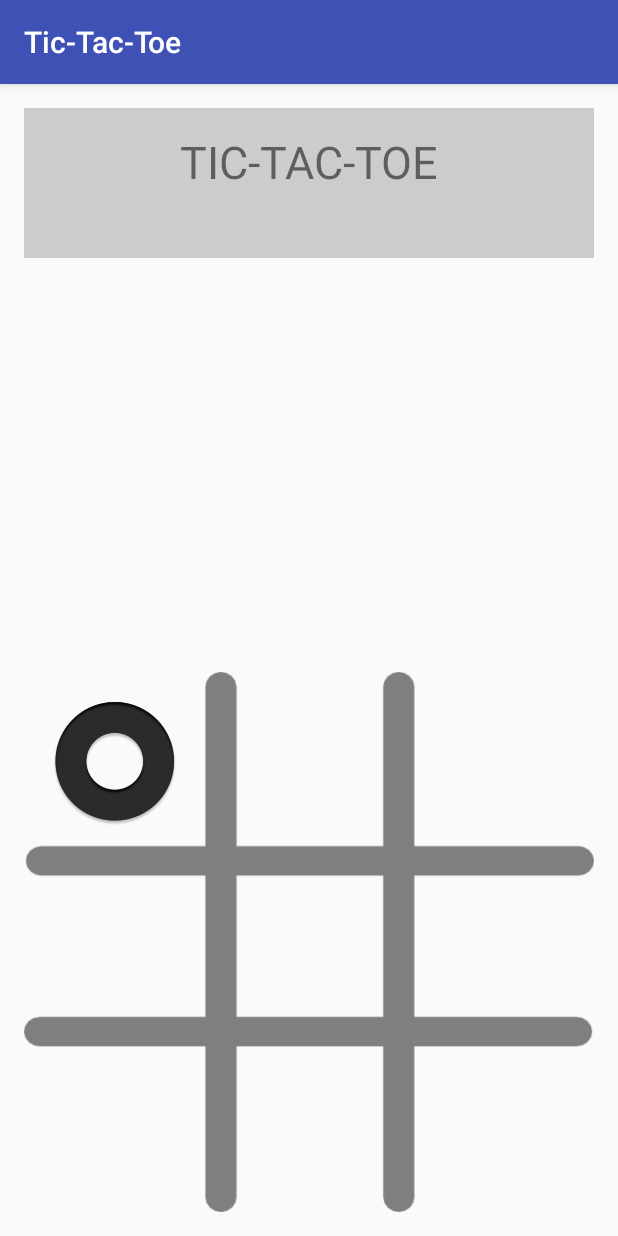
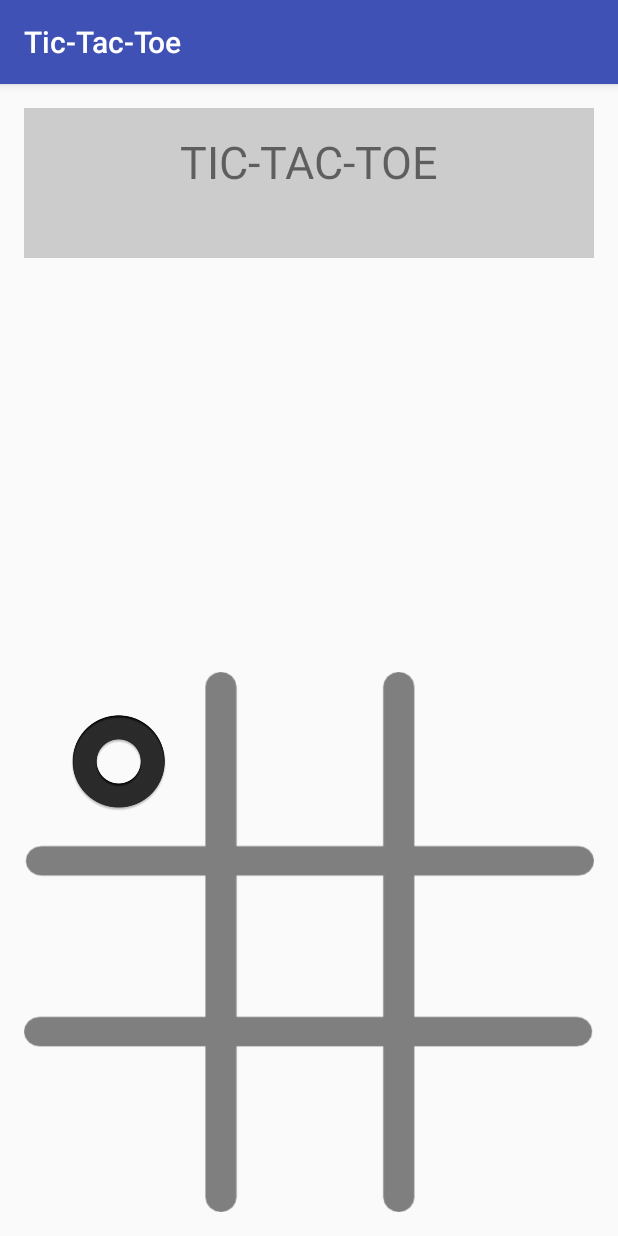
Before and after one commit to kinny94/Android, an Android app: the screen it shows after launch (MainActivity), after a tap on an icon or button, on a phone screen of 412 x 824 dp. Run offline under Robolectric (Android 15) with nearby library versions, the phone set to English and light mode, and no system bars.

Commit message:
Added optmizd ui

```diff
--- a/Tic-Tac-Toe/app/src/main/java/com/example/user/tic_tac_toe/MainActivity.java
+++ b/Tic-Tac-Toe/app/src/main/java/com/example/user/tic_tac_toe/MainActivity.java
@@ -111,11 +111,20 @@ public class MainActivity extends AppCompatActivity {
             currentState[i] = 2;
         }
         //changing the image of imageviews in grid layout
+//        GridLayout grid = (GridLayout)findViewById(R.id.grid);
+//        for(int i=0; i<grid.getChildCount(); i++){
+//            ((ImageView) grid.getChildAt(i)).setImageResource(0);
+//        }
+
         GridLayout grid = (GridLayout)findViewById(R.id.grid);
         for(int i=0; i<grid.getChildCount(); i++){
-            ((ImageView) grid.getChildAt(i)).setImageResource(0);
+            System.out.println(grid.getColumnCount());
+            LinearLayout ll = (LinearLayout) grid.getChildAt(i);
+            for(int k=0; k<ll.getChildCount(); k++){
+                System.out.println(ll.getChildAt(k));
+                ((ImageView) ll.getChildAt(k)).setImageResource(0);
+            }
         }
-
     }
 
     @Override
--- a/Tic-Tac-Toe/app/src/main/res/layout/activity_main.xml
+++ b/Tic-Tac-Toe/app/src/main/res/layout/activity_main.xml
@@ -4,10 +4,10 @@
     android:id="@+id/activity_main"
     android:layout_width="match_parent"
     android:layout_height="match_parent"
-    android:paddingBottom="@dimen/activity_vertical_margin"
-    android:paddingLeft="@dimen/activity_horizontal_margin"
-    android:paddingRight="@dimen/activity_horizontal_margin"
-    android:paddingTop="@dimen/activity_vertical_margin"
+    android:paddingBottom="16dp"
+    android:paddingLeft="16dp"
+    android:paddingRight="16dp"
+    android:paddingTop="16dp"
     tools:context="com.example.user.tic_tac_toe.MainActivity">
 
     <LinearLayout
@@ -44,7 +44,7 @@
     </LinearLayout>
 
     <GridLayout
-        android:layout_width="match_parent"
+        android:layout_width="wrap_content"
         android:columnCount="3"
         android:rowCount="3"
         android:background="@drawable/board"
@@ -53,11 +53,21 @@
         android:layout_alignParentBottom="true"
         android:layout_alignParentLeft="true"
         android:layout_alignParentStart="true">
+        <LinearLayout
+            android:orientation="horizontal"
+            android:layout_width="match_parent"
+            android:layout_height="120dp"
+            android:layout_weight="1"
+            android:visibility="visible"
+            android:id="@+id/temp"
+            android:layout_columnSpan="3"
+            >
 
             <ImageView
-            android:layout_height="89dp"
-            android:layout_width="90dp"
-            android:layout_margin="15dp"
+                android:layout_height="120dp"
+                android:layout_width="0dp"
+                android:layout_weight="1"
+                android:padding="25dp"
                 android:id="@+id/imageView1"
                 android:layout_row="0"
                 android:layout_column="0"
@@ -66,10 +76,46 @@
                 />
 
             <ImageView
-            android:layout_height="90dp"
-            android:layout_width="90dp"
-            android:layout_margin="15dp"
-            android:layout_marginTop="20dp"
+                android:layout_height="120dp"
+                android:layout_width="0dp"
+                android:layout_weight="1.01"
+                android:padding="25dp"
+                android:id="@+id/imageView2"
+                android:layout_row="0"
+                android:layout_column="1"
+                android:onClick="dropIn"
+                android:tag="1"
+                />
+
+            <ImageView
+                android:layout_height="120dp"
+                android:layout_width="0dp"
+                android:layout_weight="1"
+                android:padding="25dp"
+                android:id="@+id/imageView3"
+                android:layout_row="0"
+                android:layout_column="2"
+                android:onClick="dropIn"
+                android:tag="2"
+                />
+
+        </LinearLayout>
+
+        <LinearLayout
+            android:orientation="horizontal"
+            android:layout_width="match_parent"
+            android:layout_height="120dp"
+            android:layout_weight="1"
+            android:visibility="visible"
+            android:id="@+id/temp3"
+            android:layout_columnSpan="3"
+            >
+
+            <ImageView
+                android:layout_height="120dp"
+                android:layout_width="0dp"
+                android:layout_weight="1"
+                android:padding="25dp"
                 android:id="@+id/imageView4"
                 android:layout_row="1"
                 android:layout_column="0"
@@ -78,10 +124,44 @@
                 />
 
             <ImageView
-            android:layout_height="90dp"
-            android:layout_width="90dp"
-            android:layout_marginTop="10dp"
-            android:layout_marginLeft="20dp"
+                android:layout_height="120dp"
+                android:layout_width="0dp"
+                android:layout_weight="1"
+                android:padding="25dp"
+                android:id="@+id/imageView5"
+                android:layout_row="1"
+                android:layout_column="1"
+                android:onClick="dropIn"
+                android:tag="4"/>
+
+            <ImageView
+                android:layout_height="120dp"
+                android:layout_width="0dp"
+                android:layout_weight="1"
+                android:padding="25dp"
+                android:id="@+id/imageView6"
+                android:layout_row="1"
+                android:layout_column="2"
+                android:onClick="dropIn"
+                android:tag="5"
+                />
+
+        </LinearLayout>
+
+        <LinearLayout
+            android:orientation="horizontal"
+            android:layout_width="match_parent"
+            android:layout_weight="1"
+            android:layout_height="120dp"
+            android:visibility="visible"
+            android:id="@+id/temp2"
+            android:layout_columnSpan="3"
+            >
+            <ImageView
+                android:layout_height="120dp"
+                android:layout_width="0dp"
+                android:layout_weight="1"
+                android:padding="25dp"
                 android:id="@+id/imageView7"
                 android:layout_row="2"
                 android:layout_column="0"
@@ -90,10 +170,10 @@
                 />
 
             <ImageView
-            android:layout_height="90dp"
-            android:layout_width="90dp"
-            android:layout_marginLeft="24dp"
-            android:layout_marginTop="10dp"
+                android:layout_height="120dp"
+                android:layout_width="0dp"
+                android:layout_weight="1"
+                android:padding="25dp"
                 android:id="@+id/imageView8"
                 android:layout_row="2"
                 android:layout_column="1"
@@ -102,63 +182,16 @@
                 />
 
             <ImageView
-            android:layout_height="90dp"
-            android:layout_width="90dp"
-            android:layout_marginLeft="28dp"
-            android:layout_marginTop="10dp"
+                android:layout_height="120dp"
+                android:layout_width="0dp"
+                android:layout_weight="1"
+                android:padding="25dp"
                 android:id="@+id/imageView9"
                 android:layout_row="2"
                 android:layout_column="2"
                 android:onClick="dropIn"
                 android:tag="8"
                 />
-
-        <ImageView
-            android:layout_height="90dp"
-            android:layout_width="89dp"
-            android:layout_marginLeft="24dp"
-            android:layout_marginTop="20dp"
-            android:id="@+id/imageView2"
-            android:layout_row="0"
-            android:layout_column="1"
-            android:onClick="dropIn"
-            android:tag="1"
-            />
-
-        <ImageView
-            android:layout_height="90dp"
-            android:layout_width="90dp"
-            android:layout_marginLeft="30dp"
-            android:layout_marginTop="20dp"
-            android:id="@+id/imageView3"
-            android:layout_row="0"
-            android:layout_column="2"
-            android:onClick="dropIn"
-            android:tag="2"
-            />
-
-        <ImageView
-            android:layout_height="90dp"
-            android:layout_width="90dp"
-            android:layout_marginLeft="24dp"
-            android:layout_marginTop="20dp"
-            android:id="@+id/imageView5"
-            android:layout_row="1"
-            android:layout_column="1"
-            android:onClick="dropIn"
-            android:tag="4"/>
-
-        <ImageView
-            android:layout_height="90dp"
-            android:layout_width="90dp"
-            android:layout_marginLeft="27dp"
-            android:layout_marginTop="19dp"
-            android:id="@+id/imageView6"
-            android:layout_row="1"
-            android:layout_column="2"
-            android:onClick="dropIn"
-            android:tag="5"
-            />
-
+        </LinearLayout>
     </GridLayout>
 </RelativeLayout>
```
Also changed, not shown: Tic-Tac-Toe/app/src/main/res/drawable/cross.png. Lines whose indentation alone changed are shown as unchanged.
